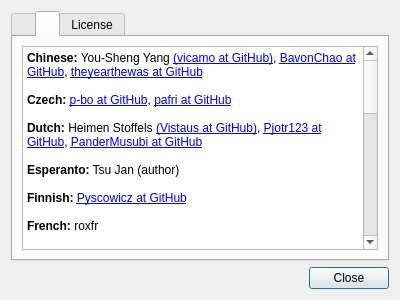
Above: feathernotes/about.ui from tsujan/FeatherNotes before the change. Below: the same form after it.
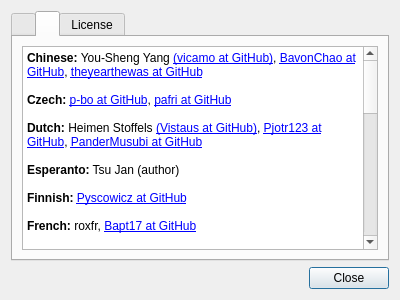
That is the form after the change. The open tabs and pages were chosen to show the change.

Patch:
```diff
--- a/feathernotes/about.ui
+++ b/feathernotes/about.ui
@@ -107,7 +107,7 @@
 &lt;p style=&quot;-qt-paragraph-type:empty; margin-top:0px; margin-bottom:0px; margin-left:0px; margin-right:0px; -qt-block-indent:0; text-indent:0px;&quot;&gt;&lt;br /&gt;&lt;/p&gt;
 &lt;p style=&quot; margin-top:0px; margin-bottom:0px; margin-left:0px; margin-right:0px; -qt-block-indent:0; text-indent:0px;&quot;&gt;&lt;span style=&quot; font-weight:600;&quot;&gt;Finnish:&lt;/span&gt; &lt;a href=&quot;https://github.com/Pyscowicz&quot;&gt;Pyscowicz at GitHub&lt;/a&gt;&lt;/p&gt;
 &lt;p style=&quot;-qt-paragraph-type:empty; margin-top:0px; margin-bottom:0px; margin-left:0px; margin-right:0px; -qt-block-indent:0; text-indent:0px;&quot;&gt;&lt;br /&gt;&lt;/p&gt;
-&lt;p style=&quot; margin-top:0px; margin-bottom:0px; margin-left:0px; margin-right:0px; -qt-block-indent:0; text-indent:0px;&quot;&gt;&lt;span style=&quot; font-weight:600;&quot;&gt;French:&lt;/span&gt; roxfr&lt;/p&gt;
+&lt;p style=&quot; margin-top:0px; margin-bottom:0px; margin-left:0px; margin-right:0px; -qt-block-indent:0; text-indent:0px;&quot;&gt;&lt;span style=&quot; font-weight:600;&quot;&gt;French:&lt;/span&gt; roxfr, &lt;a href=&quot;https://github.com/Bapt17&quot;&gt;Bapt17 at GitHub&lt;/a&gt;&lt;/p&gt;
 &lt;p style=&quot;-qt-paragraph-type:empty; margin-top:0px; margin-bottom:0px; margin-left:0px; margin-right:0px; -qt-block-indent:0; text-indent:0px;&quot;&gt;&lt;br /&gt;&lt;/p&gt;
 &lt;p style=&quot; margin-top:0px; margin-bottom:0px; margin-left:0px; margin-right:0px; -qt-block-indent:0; text-indent:0px;&quot;&gt;&lt;span style=&quot; font-weight:600;&quot;&gt;German:&lt;/span&gt; Alf Gaida &lt;a href=&quot;https://github.com/agaida&quot;&gt;(agaida at GitHub)&lt;/a&gt;, Oliver Burkardt &lt;a href=&quot;https://github.com/OliverBurkardt&quot;&gt;(OliverBurkardt at GitHub)&lt;/a&gt;, Ettore Atalan &lt;a href=&quot;https://github.com/Atalanttore&quot;&gt;(Atalanttore at GitHub)&lt;/a&gt;, Pavel Shlyak &lt;a href=&quot;https://github.com/shlyakpavel&quot;&gt;(shlyakpavel at GitHub)&lt;/a&gt;&lt;/p&gt;
 &lt;p style=&quot;-qt-paragraph-type:empty; margin-top:0px; margin-bottom:0px; margin-left:0px; margin-right:0px; -qt-block-indent:0; text-indent:0px;&quot;&gt;&lt;br /&gt;&lt;/p&gt;
```
